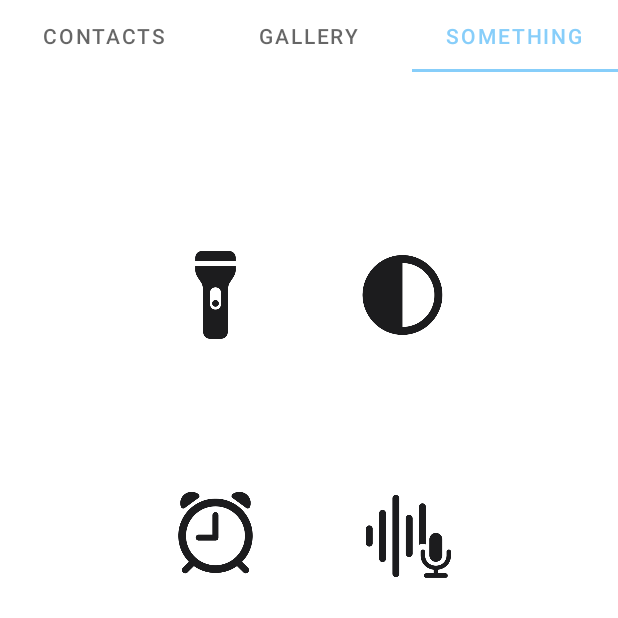
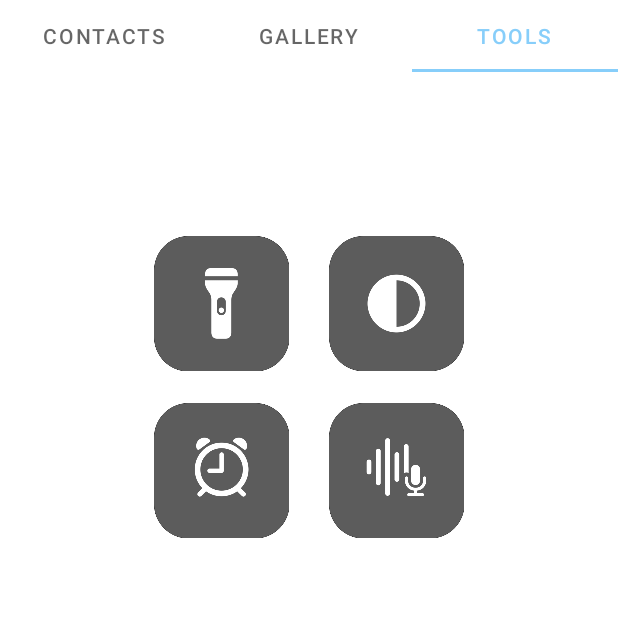
Before and after one commit to shyo21/CS496, an Android app: the screen it shows after launch (MainActivity), tab 3 chosen, on a phone screen of 412 x 824 dp, the top half of it. Run offline under Robolectric (Android 15) with nearby library versions, the phone set to English and light mode, and no system bars; 1 statement that could not run was skipped.

Commit message:
feat : Tab 3 icon improvement - 아이콘에 반투명 배경 추가 - 아이콘 정렬 디테일 추가

```diff
--- a/app/src/main/java/com/example/proj1/Frag3.java
+++ b/app/src/main/java/com/example/proj1/Frag3.java
@@ -27,8 +27,9 @@ public class Frag3 extends Fragment {
         DisplayMetrics displaymetrics = new DisplayMetrics();
         requireActivity().getWindowManager().getDefaultDisplay().getMetrics(displaymetrics);
         int width = displaymetrics.widthPixels;
-        int optWidth = (int) (0.2 * width);
+        int optWidth = (int) (0.22 * width);
         int optMargin = (int) (0.25 * width);
+        int optDis = (int) (0.02 * width);
 
         // Set button 1 and click handler for it
         ConstraintLayout btnFrame1 = myView.findViewById(R.id.imageFrame1);
@@ -60,7 +61,7 @@ public class Frag3 extends Fragment {
         ConstraintLayout btnFrame3 = myView.findViewById(R.id.imageFrame3);
         ImageView btn3 = myView.findViewById(R.id.imageView3);
         ConstraintLayout.LayoutParams params3 = (ConstraintLayout.LayoutParams) btnFrame3.getLayoutParams();
-        params3.setMargins(optMargin,100,0,0);
+        params3.setMargins(optMargin,optDis,0,0);
         params3.width = optWidth;
         params3.height = (int) (1.15*optWidth);
         btnFrame3.setLayoutParams(params3);
@@ -73,7 +74,7 @@ public class Frag3 extends Fragment {
         ConstraintLayout btnFrame4 = myView.findViewById(R.id.imageFrame4);
         ImageView btn4 = myView.findViewById(R.id.imageView4);
         ConstraintLayout.LayoutParams params4 = (ConstraintLayout.LayoutParams) btnFrame4.getLayoutParams();
-        params4.setMargins(0,100,optMargin,0);
+        params4.setMargins(0,optDis,optMargin,0);
         params4.width = optWidth;
         params4.height = (int) (1.15*optWidth);
         btnFrame4.setLayoutParams(params4);
--- a/app/src/main/java/com/example/proj1/VPadapter.java
+++ b/app/src/main/java/com/example/proj1/VPadapter.java
@@ -21,7 +21,7 @@ public class VPadapter extends FragmentPagerAdapter {
         texts = new ArrayList<>();
         texts.add("Contacts");
         texts.add("Gallery");
-        texts.add("Something");
+        texts.add("Tools");
     }
 
     @NonNull
--- a/app/src/main/res/layout/fragment_frag3.xml
+++ b/app/src/main/res/layout/fragment_frag3.xml
@@ -1,7 +1,13 @@
 <?xml version="1.0" encoding="utf-8"?>
-<androidx.constraintlayout.widget.ConstraintLayout xmlns:android="http://schemas.android.com/apk/res/android"
+<ScrollView xmlns:android="http://schemas.android.com/apk/res/android"
     xmlns:app="http://schemas.android.com/apk/res-auto"
     xmlns:tools="http://schemas.android.com/tools"
+    android:layout_width="match_parent"
+    android:layout_height="match_parent"
+    android:fillViewport="true">
+
+    <androidx.constraintlayout.widget.ConstraintLayout
+
         android:layout_width="match_parent"
         android:layout_height="match_parent"
         android:layout_marginTop="0dp"
@@ -22,7 +28,7 @@
             android:id="@+id/imageView1"
             android:layout_width="wrap_content"
             android:layout_height="wrap_content"
-        android:src="@drawable/flashlight"
+            android:src="@drawable/flashlight_back"
             app:layout_constraintStart_toStartOf="parent"
             app:layout_constraintTop_toTopOf="parent" />
 
@@ -40,7 +46,7 @@
                 android:id="@+id/imageView2"
                 android:layout_width="wrap_content"
                 android:layout_height="wrap_content"
-            android:src="@drawable/darkmode"
+                android:src="@drawable/darkmode_back"
                 app:layout_constraintStart_toStartOf="parent"
                 app:layout_constraintTop_toTopOf="parent" />
 
@@ -58,7 +64,7 @@
                 android:id="@+id/imageView3"
                 android:layout_width="wrap_content"
                 android:layout_height="wrap_content"
-            android:src="@drawable/alarm"
+                android:src="@drawable/alarm_back"
                 app:layout_constraintStart_toStartOf="parent"
                 app:layout_constraintTop_toTopOf="parent" />
 
@@ -76,10 +82,12 @@
                 android:id="@+id/imageView4"
                 android:layout_width="wrap_content"
                 android:layout_height="wrap_content"
-            android:src="@drawable/voicememo"
+                android:src="@drawable/voicememo_back"
                 app:layout_constraintStart_toStartOf="parent"
                 app:layout_constraintTop_toTopOf="parent" />
 
         </androidx.constraintlayout.widget.ConstraintLayout>
 
     </androidx.constraintlayout.widget.ConstraintLayout>
+
+</ScrollView>
```
Also changed, not shown: app/src/main/res/drawable/alarm_back.png (added), app/src/main/res/drawable/alarm_white.png (added), app/src/main/res/drawable/darkmode_back.png (added), app/src/main/res/drawable/darkmode_white.png (added), app/src/main/res/drawable/flashlight_back.png (added), app/src/main/res/drawable/flashlight_white.png (added), app/src/main/res/drawable/voicememo_back.png (added), app/src/main/res/drawable/voicememo_white.png (added). Lines whose indentation alone changed are shown as unchanged.
